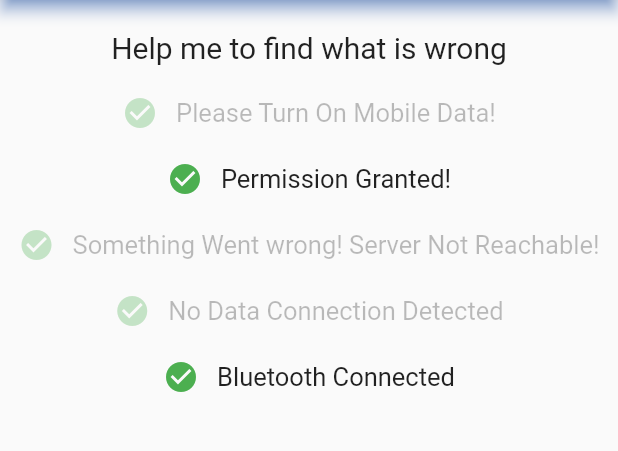
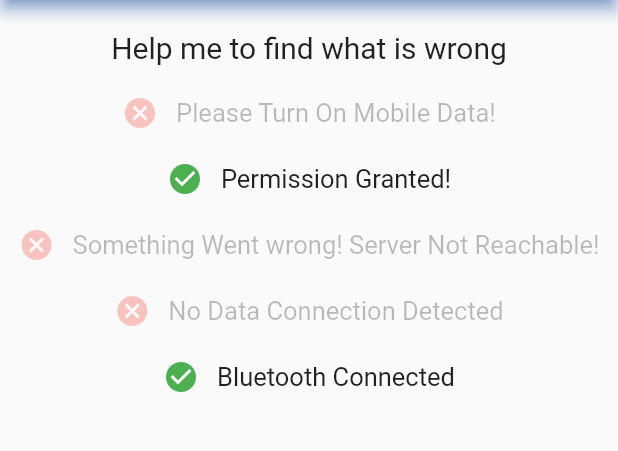
Before and after one commit to kest-cloud/troubleshootingexe, a Flutter app: the screen it shows after launch, on a phone screen of 412 x 824 dp, the part 84-535 px from its top. Run offline on Flutter 3.47's test engine with Material 2 defaults, Android fonts, the light colour scheme and no system bars; our stand-ins replace bloc, connectivity_plus, flutter_bloc, flutter_blue, geolocator.

Commit message:
all working

```diff
--- a/lib/UI/homepage.dart
+++ b/lib/UI/homepage.dart
@@ -39,13 +39,18 @@ class _MyHomePageState extends State<MyHomePage> {
               builder: (context, state) {
                 if (state is InternetConnectedState &&
                     state.connectionStatus == ConnectionStatus.mobile) {
-                  return const RowwClass(label: "Mobile Data On", opacity: 1);
+                  return const RowwClass(
+                      icon: Icon(Icons.check_circle, color: Colors.green),
+                      label: "Mobile Data On",
+                      opacity: 1);
 
                   // Text("Internet connected");
                 } else if (state is InternetDisconnectedState &&
                     state.connectionStatus == ConnectionStatus.none) {
                   return const RowwClass(
-                      label: "Please Turn On Mobile Data!", opacity: 0.3);
+                      icon: Icon(Icons.cancel, color: Colors.red),
+                      label: "Please Turn On Mobile Data!",
+                      opacity: 0.3);
                 } else {
                   return const CircularProgressIndicator();
                 }
@@ -57,19 +62,25 @@ class _MyHomePageState extends State<MyHomePage> {
                 if (state is LocationAcceptEverState &&
                     state.locationStatus == LocationStatus.always) {
                   return const RowwClass(
-                      label: "Permission Granted!", opacity: 1);
+                      icon: Icon(Icons.check_circle, color: Colors.green),
+                      label: "Permission Granted!",
+                      opacity: 1);
 
                   // Text("Location Permission Accepted");
                 } else if (state is LocationAcceptState &&
                     state.locationStatus == LocationStatus.whileInUse) {
                   return const RowwClass(
-                      label: "Permission Granted!", opacity: 1);
+                      icon: Icon(Icons.check_circle, color: Colors.green),
+                      label: "Permission Granted!",
+                      opacity: 1);
 
                   // Text("Location Permission Accepted");
                 } else if (state is LocationDeniedState &&
                     state.locationStatus == LocationStatus.denied) {
                   return const RowwClass(
-                      label: "Permission Denied", opacity: 0.3);
+                      icon: Icon(Icons.cancel, color: Colors.red),
+                      label: "Permission Denied",
+                      opacity: 0.3);
                 } else {
                   return const CircularProgressIndicator();
                 }
@@ -80,9 +91,12 @@ class _MyHomePageState extends State<MyHomePage> {
               builder: (context, state) {
                 if (state is ServerConnectedState && true) {
                   return const RowwClass(
-                      label: "Server Connection!", opacity: 1);
+                      icon: Icon(Icons.check_circle, color: Colors.green),
+                      label: "Server Connection!",
+                      opacity: 1);
                 } else if (state is ServerDisconnectedState) {
                   return const RowwClass(
+                      icon: Icon(Icons.cancel, color: Colors.red),
                       label: "Something Went wrong! Server Not Reachable!",
                       opacity: 0.3);
                 } else {
@@ -96,11 +110,15 @@ class _MyHomePageState extends State<MyHomePage> {
                 if (state is DataAccessState &&
                     state.dataCheck == DataCheck.active) {
                   return const RowwClass(
-                      label: "Data Connection Active", opacity: 1);
+                      icon: Icon(Icons.check_circle, color: Colors.green),
+                      label: "Data Connection Active",
+                      opacity: 1);
                 } else if (state is NoDataAccessState &&
                     state.dataCheck == DataCheck.notactive) {
                   return const RowwClass(
-                      label: "No Data Connection Detected", opacity: 0.3);
+                      icon: Icon(Icons.cancel, color: Colors.red),
+                      label: "No Data Connection Detected",
+                      opacity: 0.3);
                 } else {
                   return const CircularProgressIndicator();
                 }
@@ -111,10 +129,14 @@ class _MyHomePageState extends State<MyHomePage> {
                 builder: (context, state) {
               if (state is BluetoothConnectedState) {
                 return const RowwClass(
-                    label: 'Bluetooth Connected', opacity: 1);
+                    icon: Icon(Icons.check_circle, color: Colors.green),
+                    label: 'Bluetooth Connected',
+                    opacity: 1);
               } else {
                 return const RowwClass(
-                    label: 'Bluetooth Disconnected', opacity: 0.3);
+                    icon: Icon(Icons.cancel, color: Colors.red),
+                    label: 'Bluetooth Disconnected',
+                    opacity: 0.3);
               }
             }),
           ],
--- a/lib/UI/widget.dart
+++ b/lib/UI/widget.dart
@@ -1,11 +1,16 @@
 import 'package:flutter/material.dart';
 
 class RowwClass extends StatelessWidget {
-  const RowwClass({Key? key, required this.label, required this.opacity})
+  const RowwClass(
+      {Key? key,
+      required this.label,
+      required this.opacity,
+      required this.icon})
       : super(key: key);
 
   final String label;
   final double opacity;
+  final Icon icon;
 
   @override
   Widget build(BuildContext context) {
@@ -14,7 +19,7 @@ class RowwClass extends StatelessWidget {
       child: Row(
         mainAxisAlignment: MainAxisAlignment.center,
         children: [
-          const Icon(Icons.check_circle, color: Colors.green),
+          icon,
           const SizedBox(
             width: 12,
           ),
```
